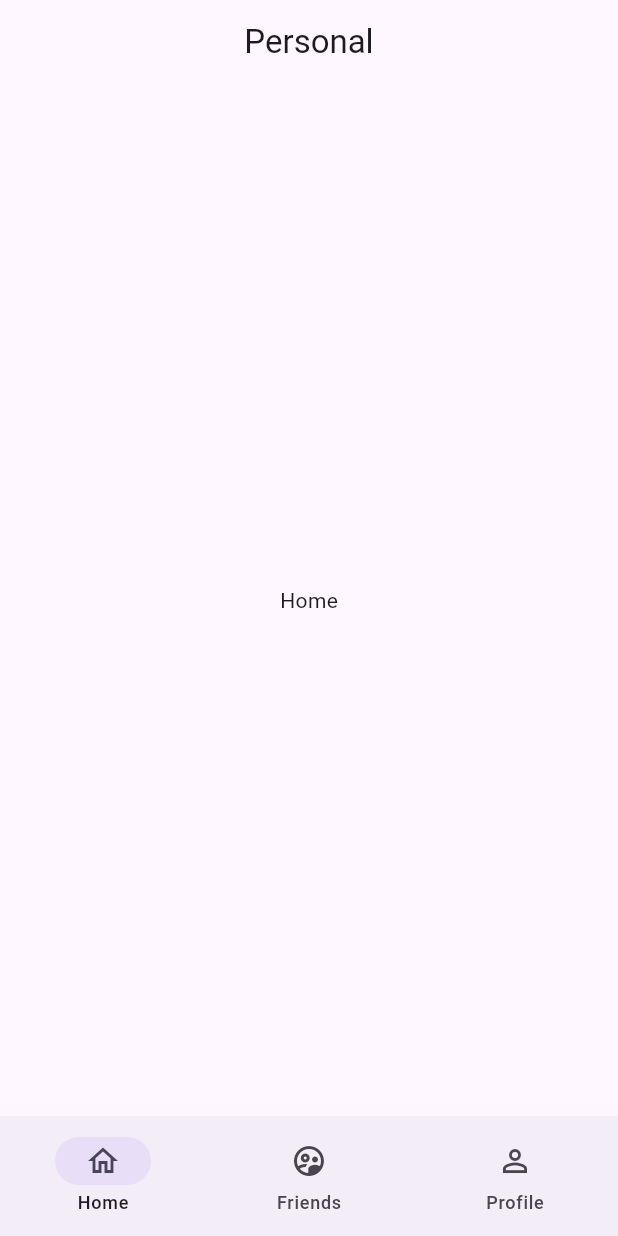
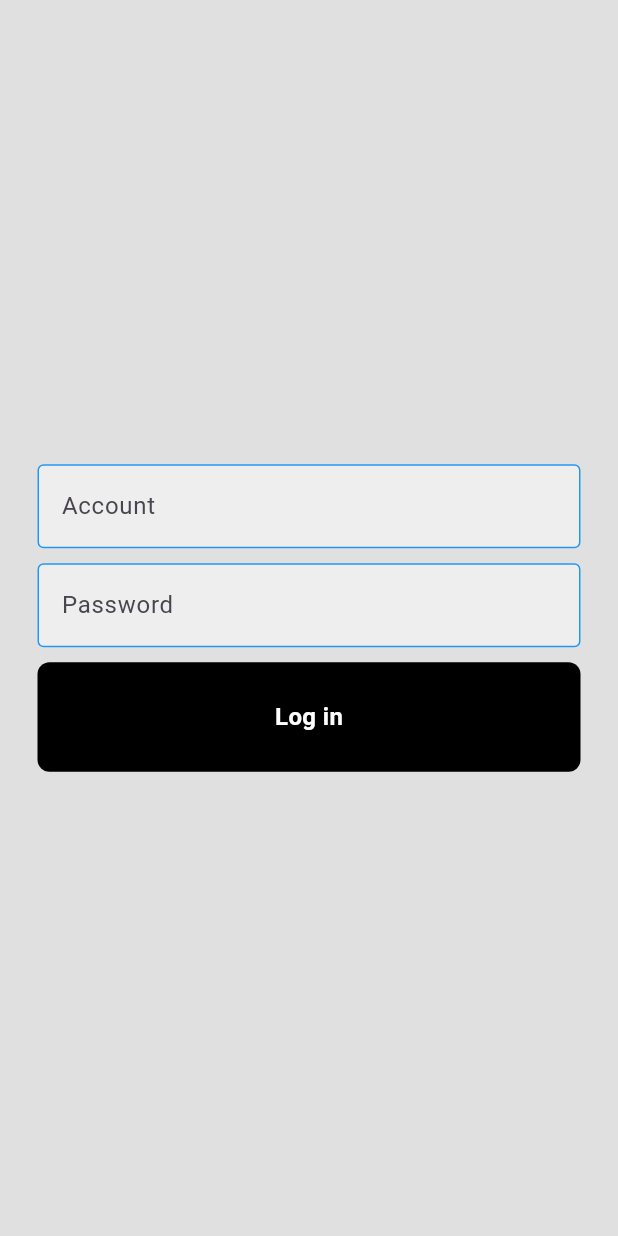
Before and after one commit to HamelBarrer/social_mobile, a Flutter app: the screen it shows after launch, on a phone screen of 412 x 824 dp. Run offline on Flutter 3.47's test engine with Material 2 defaults, Android fonts, the light colour scheme and no system bars.

Commit message:
add screen login

```diff
--- a/lib/config/state_page_config.dart
+++ b/lib/config/state_page_config.dart
@@ -13,12 +13,12 @@ class StatePageConfig extends StatefulWidget {
 class _StatePageConfigState extends State<StatePageConfig> {
   int _currentIndex = 0;
 
-  Widget _currentPage() {
+  List<Widget> _currentPage() {
     return [
       const HomeScreen(),
       const FriendScreem(),
       const ProfileScreen(),
-    ][_currentIndex];
+    ];
   }
 
   @override
@@ -28,7 +28,10 @@ class _StatePageConfigState extends State<StatePageConfig> {
         title: const Text('Personal'),
         centerTitle: true,
       ),
-      body: _currentPage(),
+      body: IndexedStack(
+        index: _currentIndex,
+        children: _currentPage(),
+      ),
       bottomNavigationBar: NavigationBar(
         onDestinationSelected: (value) {
           setState(() {
--- /dev/null
+++ b/lib/features/login/screen/login_screen.dart
@@ -0,0 +1,60 @@
+import 'package:flutter/material.dart';
+import 'package:social_mobile/widgets/text_field_widget.dart';
+
+class LoginScreen extends StatefulWidget {
+  const LoginScreen({super.key});
+
+  @override
+  State<LoginScreen> createState() => _LoginScreenState();
+}
+
+class _LoginScreenState extends State<LoginScreen> {
+  final accountController = TextEditingController();
+  final passwordController = TextEditingController();
+
+  void LogIn() {}
+
+  @override
+  Widget build(BuildContext context) {
+    return Scaffold(
+      backgroundColor: Colors.grey[300],
+      body: Column(
+        mainAxisAlignment: MainAxisAlignment.center,
+        children: [
+          TextFieldWidget(
+            controller: accountController,
+            hintText: 'Account',
+          ),
+          const SizedBox(height: 10),
+          TextFieldWidget(
+            controller: passwordController,
+            hintText: 'Password',
+            obscureText: true,
+          ),
+          const SizedBox(height: 10),
+          GestureDetector(
+            onTap: LogIn,
+            child: Container(
+              padding: const EdgeInsets.all(25),
+              margin: const EdgeInsets.symmetric(horizontal: 25),
+              decoration: BoxDecoration(
+                color: Colors.black,
+                borderRadius: BorderRadius.circular(8),
+              ),
+              child: const Center(
+                child: Text(
+                  'Log in',
+                  style: TextStyle(
+                    color: Colors.white,
+                    fontWeight: FontWeight.bold,
+                    fontSize: 16,
+                  ),
+                ),
+              ),
+            ),
+          ),
+        ],
+      ),
+    );
+  }
+}
--- a/lib/main.dart
+++ b/lib/main.dart
@@ -1,6 +1,5 @@
 import 'package:flutter/material.dart';
-import 'package:social_mobile/config/state_page_config.dart';
-import 'package:social_mobile/screens/home_screen.dart';
+import 'package:social_mobile/features/login/screen/login_screen.dart';
 
 void main() => runApp(const App());
 
@@ -15,7 +14,7 @@ class App extends StatelessWidget {
         useMaterial3: true,
         brightness: Brightness.light,
       ),
-      home: const StatePageConfig(),
+      home: const LoginScreen(),
     );
   }
 }
--- /dev/null
+++ b/lib/widgets/text_field_widget.dart
@@ -0,0 +1,40 @@
+import 'package:flutter/material.dart';
+
+class TextFieldWidget extends StatelessWidget {
+  final controller;
+  final String hintText;
+  final bool obscureText;
+
+  const TextFieldWidget({
+    super.key,
+    required this.controller,
+    required this.hintText,
+    this.obscureText = false,
+  });
+
+  @override
+  Widget build(BuildContext context) {
+    return Padding(
+      padding: const EdgeInsets.symmetric(horizontal: 25.0),
+      child: TextField(
+        controller: controller,
+        obscureText: obscureText,
+        decoration: InputDecoration(
+          enabledBorder: const OutlineInputBorder(
+            borderSide: BorderSide(
+              color: Colors.blue,
+            ),
+          ),
+          focusedBorder: OutlineInputBorder(
+            borderSide: BorderSide(
+              color: Colors.grey.shade400,
+            ),
+          ),
+          fillColor: Colors.grey[200],
+          filled: true,
+          hintText: hintText,
+        ),
+      ),
+    );
+  }
+}
```
